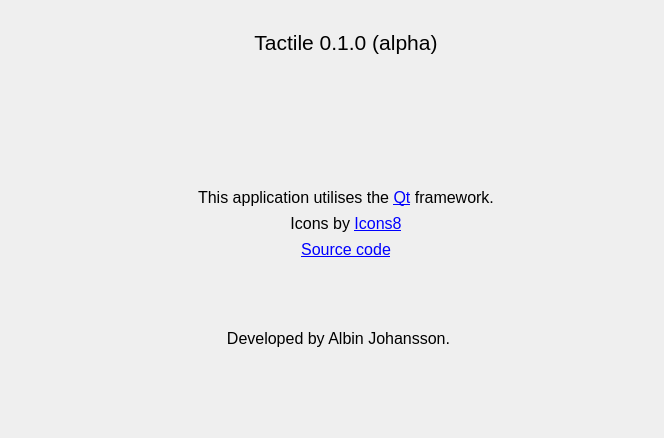
First picture: the form in src/ui/modal/about.ui, repository albin-johansson/tactile, before the edit.
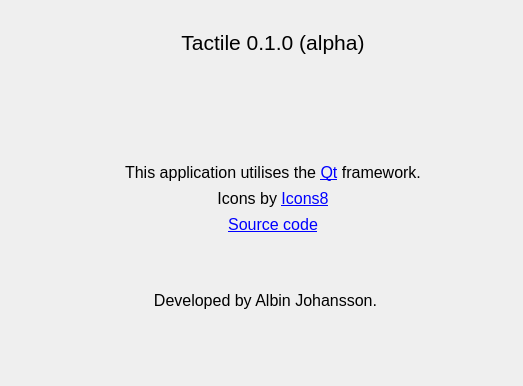
Second picture: the form after the edit. Icons and pictures are not drawn.

```diff
--- a/src/ui/modal/about.ui
+++ b/src/ui/modal/about.ui
@@ -9,8 +9,8 @@
    <rect>
     <x>0</x>
     <y>0</y>
-    <width>664</width>
-    <height>438</height>
+    <width>523</width>
+    <height>386</height>
    </rect>
   </property>
   <property name="sizePolicy">
@@ -40,8 +40,8 @@
     <rect>
      <x>30</x>
      <y>30</y>
-     <width>617</width>
-     <height>381</height>
+     <width>471</width>
+     <height>331</height>
     </rect>
    </property>
    <layout class="QVBoxLayout" name="verticalLayout">
```
Left out of the diff: 11 changed lines with no effect on the pictures.
